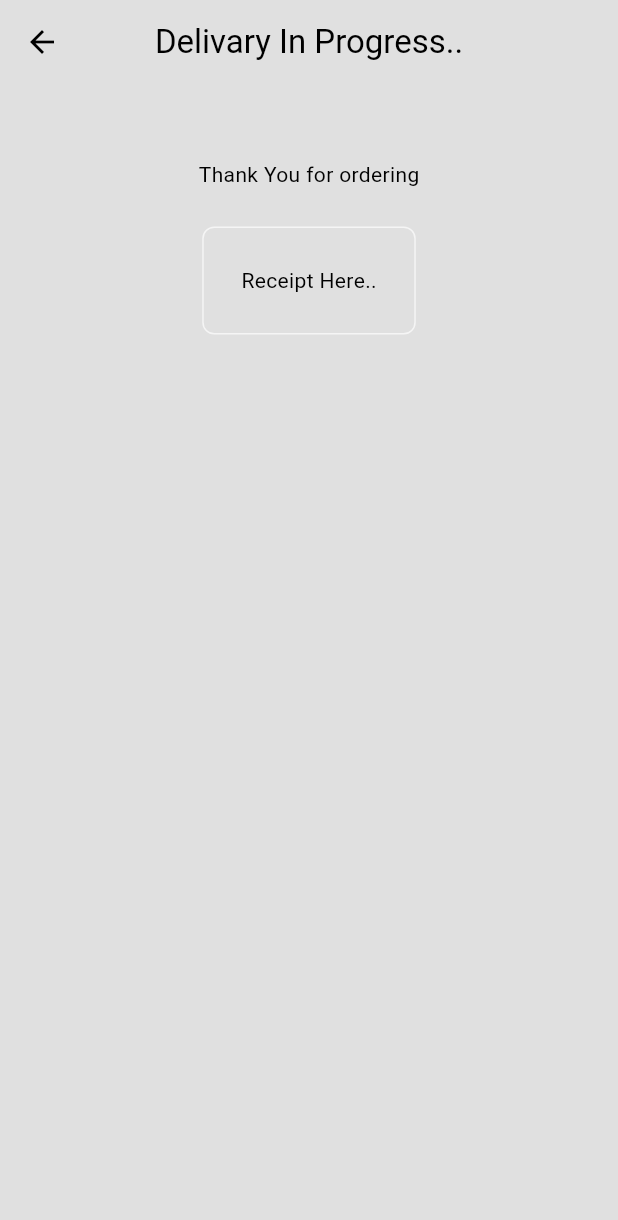
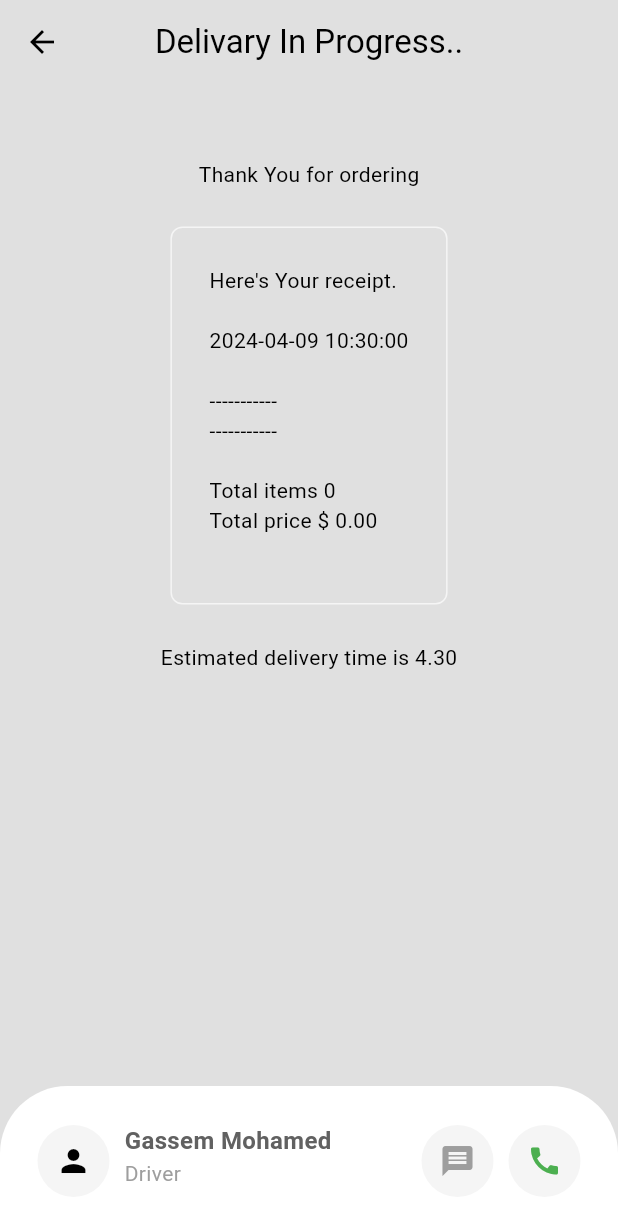
Before and after one commit to YasserMuhamed/Restaurant_app, a Flutter app: the DelivaryProgressPage screen opened directly, on a phone screen of 412 x 824 dp. Shown: the top 1220 px of the screen. Run offline on Flutter 3.47's test engine with Material 3 defaults, Android fonts, the phone set to English and light mode, and no system bars; our stand-ins replace flutter_credit_card.

Commit message:
done receipt page

```diff
--- a/lib/Pages/delevary_progress_page.dart
+++ b/lib/Pages/delevary_progress_page.dart
@@ -13,7 +13,89 @@ class DelivaryProgressPage extends StatelessWidget {
         centerTitle: true,
         backgroundColor: Colors.transparent,
       ),
-      body: const MyReceipt(),
+      body: const Column(
+        children: [
+          Expanded(child: MyReceipt()),
+          _BottomNavBar(),
+        ],
+      ),
     );
   }
 }
+
+class _BottomNavBar extends StatelessWidget {
+  const _BottomNavBar({super.key});
+
+  @override
+  Widget build(BuildContext context) {
+    return Container(
+      height: 100,
+      decoration: BoxDecoration(
+          color: Theme.of(context).colorScheme.tertiary,
+          borderRadius: const BorderRadius.only(
+              topLeft: Radius.circular(45), topRight: Radius.circular(45))),
+      child: Padding(
+        padding: const EdgeInsets.all(25),
+        child: Row(
+          children: [
+            Container(
+              decoration: BoxDecoration(
+                  color: Theme.of(context).colorScheme.secondary,
+                  shape: BoxShape.circle),
+              child: IconButton(
+                  onPressed: () {},
+                  icon: const Icon(
+                    Icons.person,
+                  )),
+            ),
+            const SizedBox(
+              width: 10,
+            ),
+            Column(
+              crossAxisAlignment: CrossAxisAlignment.start,
+              children: [
+                Text(
+                  "Gassem Mohamed",
+                  style: TextStyle(
+                    fontWeight: FontWeight.bold,
+                    fontSize: 16,
+                    color: Theme.of(context).colorScheme.inversePrimary,
+                  ),
+                ),
+                Text("Driver",
+                    style: TextStyle(
+                        color: Theme.of(context).colorScheme.primary)),
+              ],
+            ),
+            const Spacer(),
+            Container(
+              decoration: BoxDecoration(
+                  color: Theme.of(context).colorScheme.secondary,
+                  shape: BoxShape.circle),
+              child: IconButton(
+                  onPressed: () {},
+                  icon: Icon(
+                    Icons.message,
+                    color: Theme.of(context).colorScheme.primary,
+                  )),
+            ),
+            const SizedBox(
+              width: 10,
+            ),
+            Container(
+              decoration: BoxDecoration(
+                  color: Theme.of(context).colorScheme.secondary,
+                  shape: BoxShape.circle),
+              child: IconButton(
+                  onPressed: () {},
+                  icon: const Icon(
+                    Icons.call,
+                    color: Colors.green,
+                  )),
+            ),
+          ],
+        ),
+      ),
+    );
+  }
+}
--- a/lib/components/cart_tile.dart
+++ b/lib/components/cart_tile.dart
@@ -36,8 +36,12 @@ class CartTile extends StatelessWidget {
                 Column(
                   crossAxisAlignment: CrossAxisAlignment.start,
                   children: [
-                    Text(cartItem.food.name),
-                    // ignore: prefer_interpolation_to_compose_strings
+                    SizedBox(
+                      width: 130,
+                      child: Text(
+                        cartItem.food.name,
+                      ),
+                    ),
                     Text(
                       "\$" +
                           (cartItem.food.price * cartItem.quantity)
--- a/lib/components/custom_button.dart
+++ b/lib/components/custom_button.dart
@@ -1,20 +1,22 @@
 import 'package:flutter/material.dart';
 
 class CustomButton extends StatelessWidget {
-  const CustomButton({super.key, required this.text, required this.onTap});
+  const CustomButton(
+      {super.key, required this.text, required this.onTap, this.color});
 
   final String text;
   final void Function()? onTap;
+  final Color? color;
 
   @override
   Widget build(BuildContext context) {
     return GestureDetector(
       onTap: onTap,
       child: Container(
-        padding: const EdgeInsets.all(25),
+        padding: const EdgeInsets.all(15),
         width: MediaQuery.of(context).size.width,
         decoration: BoxDecoration(
-          color: Theme.of(context).colorScheme.secondary,
+          color: color ?? Theme.of(context).colorScheme.secondary,
           borderRadius: BorderRadius.circular(8),
         ),
         child: Center(
--- a/lib/components/my_receipt.dart
+++ b/lib/components/my_receipt.dart
@@ -1,12 +1,16 @@
 import 'package:flutter/material.dart';
+import 'package:provider/provider.dart';
+import 'package:resturant_app/models/restaurant_model.dart';
 
 class MyReceipt extends StatelessWidget {
   const MyReceipt({super.key});
 
   @override
   Widget build(BuildContext context) {
-    return Padding(
-      padding: const EdgeInsets.only(left: 25, right: 25, bottom: 25, top: 50),
+    return SingleChildScrollView(
+      child: Padding(
+        padding:
+            const EdgeInsets.only(left: 25, right: 25, bottom: 25, top: 50),
         child: Center(
           child: Column(
             children: [
@@ -19,12 +23,19 @@ class MyReceipt extends StatelessWidget {
                     borderRadius: BorderRadius.circular(8),
                     border: Border.all(
                         color: Theme.of(context).colorScheme.secondary)),
-              child: const Padding(
+                child: Padding(
                   padding: EdgeInsets.all(25.0),
-                child: Text("Receipt Here.."),
+                  child: Consumer<Restaurant>(
+                      builder: (context, restaurant, child) =>
+                          Text(restaurant.displayCartReceipt())),
                 ),
-            )
+              ),
+              const SizedBox(
+                height: 25,
+              ),
+              const Text("Estimated delivery time is 4.30")
             ],
+          ),
         ),
       ),
     );
--- a/lib/main.dart
+++ b/lib/main.dart
@@ -25,6 +25,7 @@ class MyApp extends StatelessWidget {
   @override
   Widget build(BuildContext context) {
     return MaterialApp(
+      debugShowCheckedModeBanner: false,
       theme: Provider.of<ThemeProvider>(context).themeData,
       home: const LoginOrRegister(),
     );
--- a/lib/models/restaurant_model.dart
+++ b/lib/models/restaurant_model.dart
@@ -1,5 +1,6 @@
 import 'package:collection/collection.dart';
 import 'package:flutter/material.dart';
+import 'package:intl/intl.dart';
 import 'package:resturant_app/models/cart_item.dart';
 import 'package:resturant_app/models/food_model.dart';
 
@@ -15,7 +16,7 @@ class Restaurant extends ChangeNotifier {
       description: "a classic burger with onion and beef bacon",
       foodCategory: FoodCategory.Burgers,
       availableAddon: [
-        Addon(name: "Extra cheese", price: .99),
+        Addon(name: "Extra cheese", price: 1.99),
         Addon(name: "Bacon", price: .99),
         Addon(name: "Sauce", price: .99)
       ],
@@ -344,6 +345,7 @@ class Restaurant extends ChangeNotifier {
   // add to cart
 
   void addToCart(Foods food, List<Addon> selectedAddons) {
+    //The first element satisfying test, or null if there are none.
     CartItem? cartItem = _cart.firstWhereOrNull((item) {
       // check if the food items are the same
       bool isSameFood = item.food == food;
@@ -413,4 +415,48 @@ class Restaurant extends ChangeNotifier {
    Helpers
 
    */
+
+  // generate receipt
+
+  String displayCartReceipt() {
+    final receipt = StringBuffer();
+    receipt.writeln("Here's Your receipt.");
+    receipt.writeln();
+
+    String formattedDate =
+        DateFormat('yyyy-MM-dd HH:mm:ss').format(DateTime.now());
+    receipt.writeln(formattedDate);
+    receipt.writeln();
+    receipt.writeln("-----------");
+
+    for (final cartItem in _cart) {
+      receipt.writeln(
+          "${cartItem.quantity} x ${cartItem.food.name} - ${_formatPrice(cartItem.food.price)}");
+
+      if (cartItem.selectedAddon.isNotEmpty) {
+        receipt.writeln("    Add-ons ${_formatAddon(cartItem.selectedAddon)}");
+      }
+
+      receipt.writeln();
+    }
+    receipt.writeln("-----------");
+    receipt.writeln();
+    receipt.writeln("Total items ${getTotalItemCount()}");
+    receipt.writeln("Total price ${_formatPrice(getTotalPrice())}");
+
+    return receipt.toString();
+  }
+
+  // Format Price to string
+  String _formatPrice(double price) {
+    return "\$ ${price.toStringAsFixed(2)}";
+  }
+
+  // format list of addons into a string summary
+
+  String _formatAddon(List<Addon> addons) {
+    return addons
+        .map((addon) => "${addon.name} ${_formatPrice(addon.price)}")
+        .join(", ");
+  }
 }
--- a/pubspec.yaml
+++ b/pubspec.yaml
@@ -38,6 +38,7 @@ dependencies:
   provider: ^6.1.2
   collection: ^1.18.0
   flutter_credit_card: ^4.0.1
+  intl: ^0.19.0
 
 dev_dependencies:
   flutter_test:
```
Also changed, not shown: pubspec.lock. Lines whose indentation alone changed are shown as unchanged.
